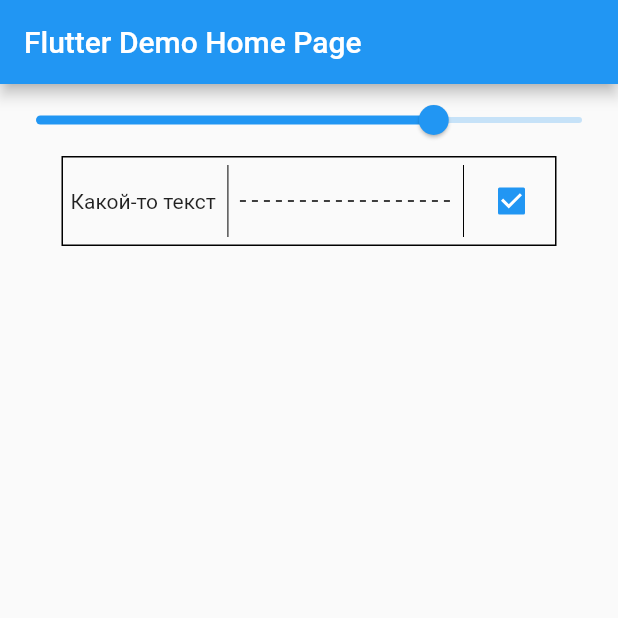
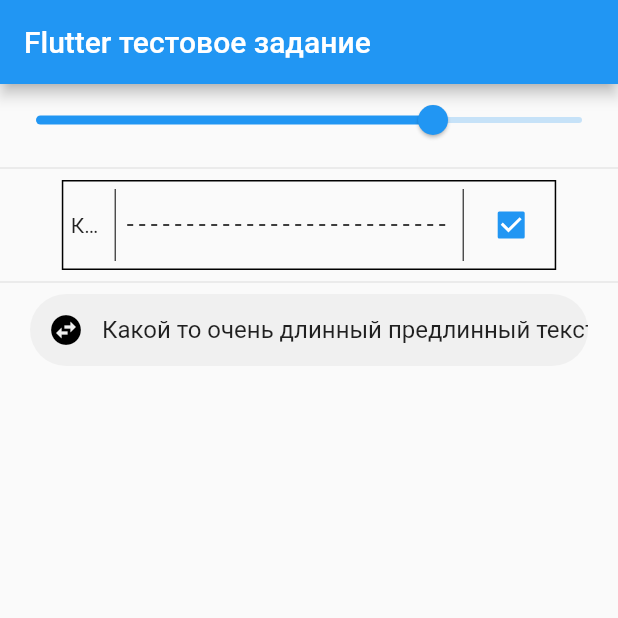
Before and after one commit to stryder123451/flutter_test_task, a Flutter app: the screen it shows after launch, on a phone screen of 412 x 824 dp, the top half of it. Run offline on Flutter 3.47's test engine with Material 2 defaults, Android fonts, the phone set to English and light mode, and no system bars; drawn by our look-alikes of dotted_line; our stand-ins replace get_it.

Commit message:
Фикс для длинных текстов, рефакторинг

```diff
--- a/lib/main.dart
+++ b/lib/main.dart
@@ -16,11 +16,11 @@
   @override
   Widget build(BuildContext context) {
     return MaterialApp(
-      title: 'Flutter Demo',
+      title: 'Flutter тестовое задание',
       theme: ThemeData(
         primarySwatch: Colors.blue,
       ),
-      home: const MyHomePage(title: 'Flutter Demo Home Page'),
+      home: const MyHomePage(title: 'Flutter тестовое задание'),
     );
   }
 }
@@ -33,12 +33,12 @@
   State<MyHomePage> createState() => _MyHomePageState();
 }
 
-class _MyHomePageState extends State<MyHomePage> {
+class _MyHomePageState extends State<MyHomePage> with WidgetsBindingObserver {
   ///Сервис виджетов
   final IWidget widgetService = GetIt.I.get<IWidget>();
 
   /// Значение для текста
-  var text = "Какой-то текст";
+  var text = "";
 
   /// Значение для чекбокса
   var isChecked = true;
@@ -54,70 +54,160 @@
 
   /// Коэффициент для начального значения ширины
   var startMultiplier = 3;
+
+  /// Радиус округления для контроллера
+  var controllerBorderRadius = 24.0;
+
+  /// Размер шрифта для контроллера
+  var textFontSize = 16.0;
+
+  /// Размер экрана
+  late Size screenSize;
+
+  /// Контроллер для ввода текста
+  TextEditingController textController =
+      TextEditingController(text: "Какой то очень длинный предлинный текст");
+
+  /// Высота для контроллера текста
+  double textControllerHeight = 70;
+
+  /// Отступы для контроллера текста
+  double textControllerPadding = 20;
+
+  /// Отступы для текста в контроллере
+  EdgeInsetsGeometry edgeInsets = EdgeInsets.fromLTRB(28, 14, 0, 14);
+
+  /// Коэффициент изменения слайдер во время уменьшения экрана
+  double screenResizeSafeCoefficient = 0.8;
+
+  /// Минимальная безопасная ширина экрана
+  double safeScreenWidth = 10;
+
+  /// Толщина границ контроллера
+  double controllerBorderWidth = 3;
+
   @override
   Widget build(BuildContext context) {
-    var screenSize = MediaQuery.of(context).size;
-
+    screenSize = MediaQuery.of(context).size;
+    try {
       return Scaffold(
           appBar: AppBar(
             title: Text(widget.title),
           ),
           body: LayoutBuilder(
               builder: (BuildContext context, BoxConstraints constraints) {
-          double cardWidth = containerWidth == 0
-              ? (minimumWidth * startMultiplier)
+            var maxScreenWidth = constraints.maxWidth;
+
+            double minCardWidth = minimumWidth > constraints.maxWidth
+                ? safeScreenWidth
+                : minimumWidth;
+
+            double cardWidth =
+                (containerWidth == 0 || containerWidth > maxScreenWidth)
+                    ? calculateSliderOverflow(maxScreenWidth)
                     : containerWidth;
+
             var textWidget = cardWidth <= shrinkLimit
                 ? widgetService.generateShrinkableTextWidget(text)
                 : widgetService.generateUnshrinkableTextWidget(text);
             var dotWidget = cardWidth <= shrinkLimit
                 ? widgetService.generateShrinkableDotWidget()
                 : widgetService.generateUnshrinkableDotWidget();
+
             return Column(children: [
               Slider(
-              max: constraints.maxWidth,
-              min: minimumWidth,
+                max: maxScreenWidth,
+                min: minCardWidth,
+                label: cardWidth.round().toString(),
                 value: cardWidth,
                 onChanged: (value) {
                   setState(() {
                     cardWidth = value;
                     containerWidth = value;
                   });
-                print(value);
                 },
               ),
+              const Divider(),
               widgetService.generateResizableRow(
-                cardWidth, textWidget, dotWidget, isChecked)
+                  cardWidth, textWidget, dotWidget, isChecked),
+              const Divider(),
+              Padding(
+                padding: EdgeInsets.only(
+                    left: textControllerPadding, right: textControllerPadding),
+                child: SizedBox(
+                  height: textControllerHeight,
+                  width: screenSize.width,
+                  child: TextField(
+                    controller: textController,
+                    keyboardType: TextInputType.multiline,
+                    style: TextStyle(fontSize: textFontSize),
+                    decoration: InputDecoration(
+                        enabledBorder: OutlineInputBorder(
+                            borderRadius: BorderRadius.all(
+                                Radius.circular(controllerBorderRadius)),
+                            borderSide: BorderSide(
+                                width: controllerBorderWidth,
+                                color: Colors.transparent)),
+                        contentPadding: edgeInsets,
+                        filled: true,
+                        hintText: "Введите текст для отображения",
+                        prefixIcon: const Icon(
+                          Icons.swap_horizontal_circle,
+                          color: Colors.black,
+                        ),
+                        border: OutlineInputBorder(
+                            borderSide: const BorderSide(color: Colors.grey),
+                            borderRadius: BorderRadius.all(
+                                Radius.circular(controllerBorderRadius)))),
+                  ),
+                ),
+              )
             ]);
           }));
+    } catch (e) {
+      return Scaffold(
+          body: Center(
+              child: Column(
+        children: const [
+          Text("Что-то не так :С ...."),
+          CircularProgressIndicator(),
+        ],
+      )));
+    }
   }
 
-  Container generateResizableRow(
-      double cardWidth, Widget textWidget, Widget dotWidget) {
-    return Container(
-        decoration: BoxDecoration(border: Border.all(color: Colors.black)),
-        width: cardWidth,
-        child: IntrinsicHeight(
-            child: Padding(
-                padding: const EdgeInsets.all(5),
-                child: Row(children: [
-                  textWidget,
-                  const VerticalDivider(
-                    color: Colors.black,
-                  ),
-                  dotWidget,
-                  const VerticalDivider(
-                    color: Colors.black,
-                  ),
-                  Checkbox(
-                    checkColor: Colors.white,
-                    value: isChecked,
-                    onChanged: (bool? value) {
+  double calculateSliderOverflow(double maxScreenWidth) {
+    return maxScreenWidth * screenResizeSafeCoefficient < minimumWidth
+        ? minimumWidth
+        : maxScreenWidth * screenResizeSafeCoefficient;
+  }
+
+  @override
+  void initState() {
+    text = textController.text;
+    textController.addListener(() {
       setState(() {
-                        isChecked = value!;
+        text = textController.text;
       });
-                    },
-                  )
-                ]))));
+    });
+    WidgetsBinding.instance.addObserver(this);
+    super.initState();
+  }
+
+  @override
+  void dispose() {
+    textController.dispose();
+    WidgetsBinding.instance.removeObserver(this);
+    super.dispose();
+  }
+
+  @override
+  void didChangeMetrics() {
+    setState(() {
+      screenSize = MediaQuery.of(context).size;
+      containerWidth > screenSize.width
+          ? containerWidth = screenSize.width
+          : containerWidth;
+    });
   }
 }
```
Also changed, not shown: lib/src/domain/service/i_widget_service.dart (+23 -9 lines). Lines whose indentation alone changed are shown as unchanged.
